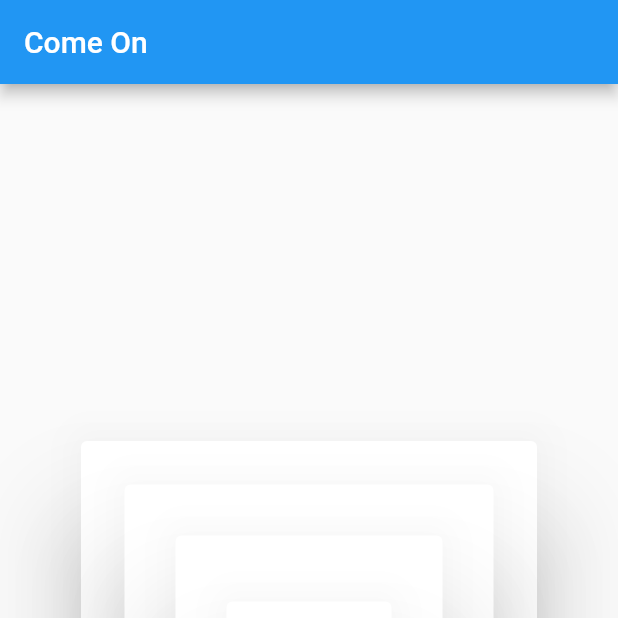
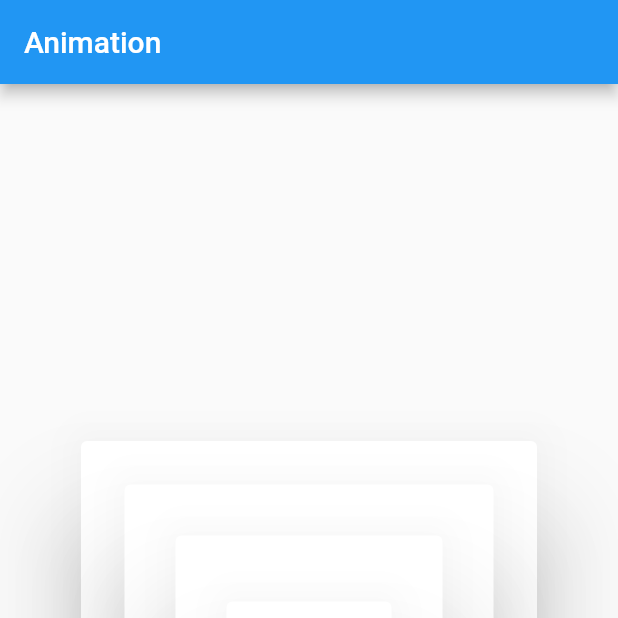
Before and after one commit to omeshwar/basic-animations, a Flutter app: the screen it shows after launch, on a phone screen of 412 x 824 dp, the top half of it. Run offline on Flutter 3.47's test engine with Material 2 defaults, Android fonts, the phone set to English and light mode, and no system bars.

Commit message:
Update main.dart

```diff
--- a/lib/main.dart
+++ b/lib/main.dart
@@ -108,7 +108,7 @@ class _HomePageState extends State<HomePage> with TickerProviderStateMixin {
   Widget build(BuildContext context) {
     return Scaffold(
         appBar: AppBar(
-          title: Text("Come On"),
+          title: Text("Animation"),
         ),
         body: Center(
           child: Container(
```
